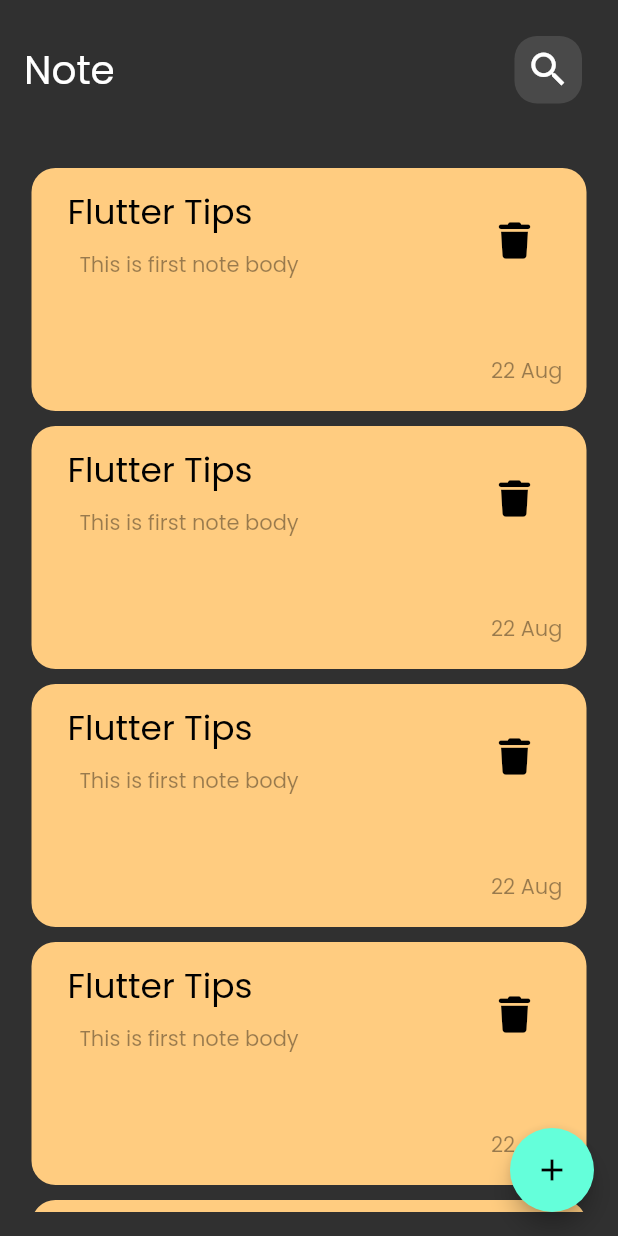
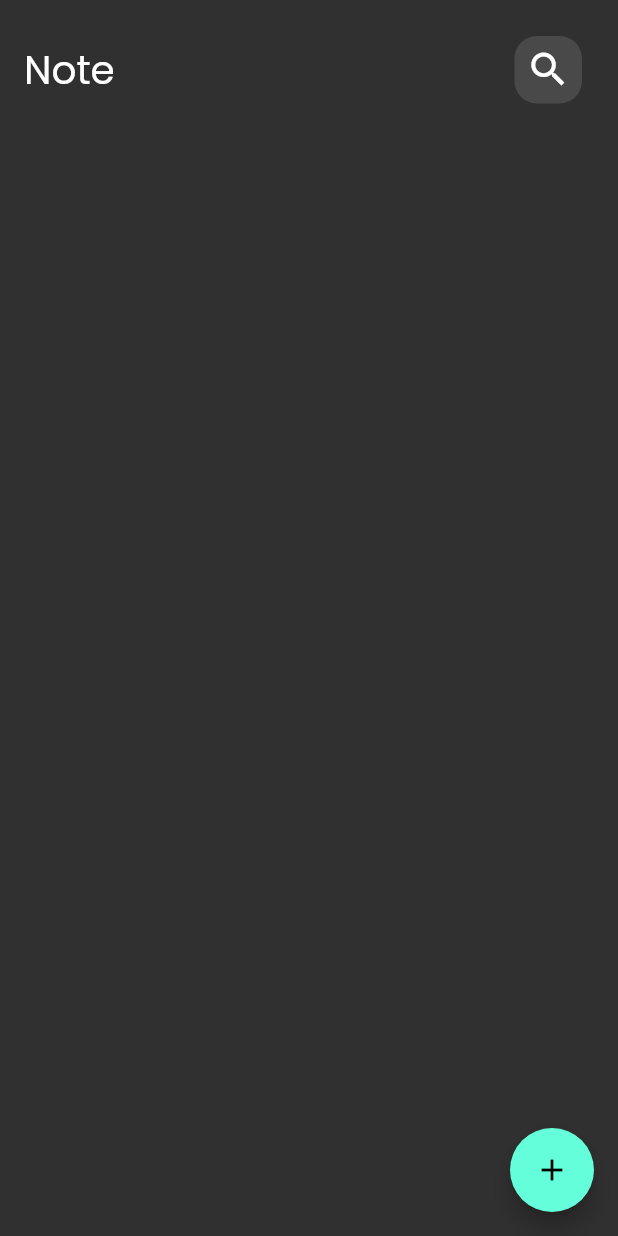
Before and after one commit to ahmedabdelsalam22/hive_local_storage, a Flutter app: the screen it shows after launch, on a phone screen of 412 x 824 dp. Run offline on Flutter 3.47's test engine with Material 2 defaults, Android fonts, the phone set to English and light mode, and no system bars; our stand-ins replace bloc, flutter_bloc, font_awesome_flutter, hive, hive_flutter; accounts and stored records are empty.

Commit message:
add BlocBuilder to note_list_view

```diff
--- a/lib/controller/get_note_cubit/note_cubit.dart
+++ b/lib/controller/get_note_cubit/note_cubit.dart
@@ -11,10 +11,11 @@ class NoteCubit extends Cubit<NoteState> {
 
   static NoteCubit get(context) => BlocProvider.of(context);
 
+  List<NoteModel>? notes;
   fetchAllNotes() {
     var notesBox = Hive.box<NoteModel>(AppConsts.kNotesBox);
 
-    List<NoteModel> notes = notesBox.values.toList();
-    emit(NoteSuccess(notes));
+    notes = notesBox.values.toList();
+    emit(NoteSuccess());
   }
 }
--- a/lib/controller/get_note_cubit/note_state.dart
+++ b/lib/controller/get_note_cubit/note_state.dart
@@ -4,16 +4,4 @@ abstract class NoteState {}
 
 class NoteInitial extends NoteState {}
 
-class NoteLoading extends NoteState {}
-
-class NoteSuccess extends NoteState {
-  final List<NoteModel> notes;
-
-  NoteSuccess(this.notes);
-}
-
-class NoteError extends NoteState {
-  final String msg;
-
-  NoteError(this.msg);
-}
+class NoteSuccess extends NoteState {}
--- a/lib/view/notes_view.dart
+++ b/lib/view/notes_view.dart
@@ -12,7 +12,7 @@ class NotesView extends StatelessWidget {
   Widget build(BuildContext context) {
     return SafeArea(
       child: BlocProvider(
-        create: (context) => NoteCubit(),
+        create: (context) => NoteCubit()..fetchAllNotes(),
         child: Scaffold(
           body: const NotesViewBody(),
           floatingActionButton: FloatingActionButton(
--- a/lib/widgets/notes_list_view.dart
+++ b/lib/widgets/notes_list_view.dart
@@ -1,4 +1,6 @@
 import 'package:flutter/material.dart';
+import 'package:flutter_bloc/flutter_bloc.dart';
+import 'package:todo_hive/controller/get_note_cubit/note_cubit.dart';
 
 import 'note_item.dart';
 
@@ -7,14 +9,20 @@ class NotesListView extends StatelessWidget {
 
   @override
   Widget build(BuildContext context) {
+    return BlocBuilder<NoteCubit, NoteState>(
+      builder: (context, state) {
+        var cubit = BlocProvider.of<NoteCubit>(context);
+
         return Expanded(
           child: ListView.builder(
             physics: const BouncingScrollPhysics(),
             itemBuilder: (context, index) {
               return const NoteItem();
             },
-        itemCount: 5,
+            itemCount: cubit.notes!.length ?? 0,
           ),
+        );
+      },
     );
   }
 }
```
Lines whose indentation alone changed are shown as unchanged.
